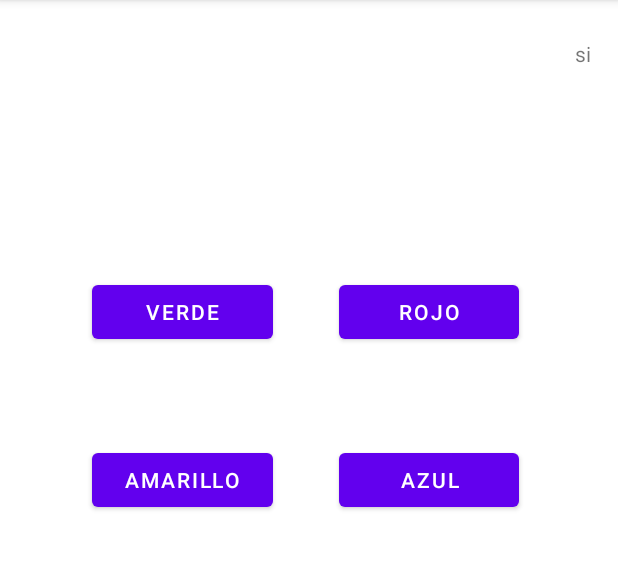
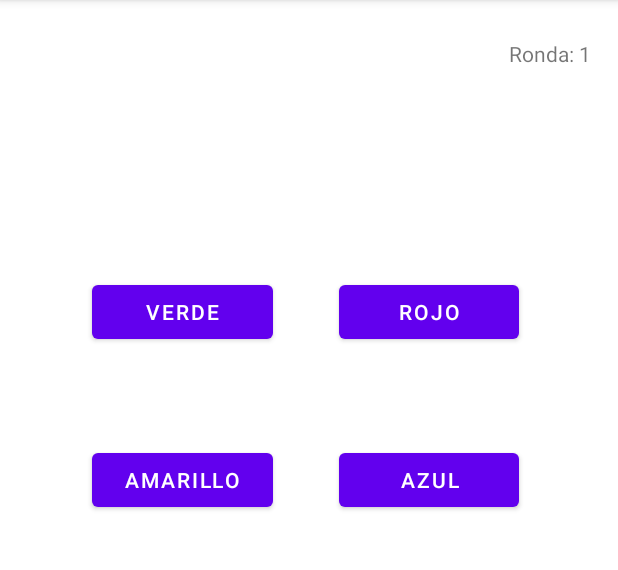
Before and after one commit to bmartinezparedes/SimonDice, an Android app: the screen it shows after launch (MainActivity), after a tap on "JUGAR", on a phone screen of 412 x 824 dp, the part 84-654 px from its top. Run offline under Robolectric (Android 15) with nearby library versions, the phone set to English and light mode, and no system bars.

Commit message:
Mostrar ronda

```diff
--- a/app/src/main/java/Braiskiskos/simondice/MainActivity.kt
+++ b/app/src/main/java/Braiskiskos/simondice/MainActivity.kt
@@ -4,6 +4,7 @@ import androidx.appcompat.app.AppCompatActivity
 import android.os.Bundle
 import android.util.Log
 import android.widget.Button
+import android.widget.TextView
 import com.google.android.material.bottomappbar.BottomAppBar
 
 class MainActivity : AppCompatActivity() {
@@ -16,15 +17,19 @@ class MainActivity : AppCompatActivity() {
         empezarPartida.setOnClickListener {
             //Aqui iria lo que ejecutaria darle empezar a partida
             Log.i("Estado","Boton Jugar pulsado")
-            mostrarRoonda()
+            var contador=1
+            mostrarRoonda(contador)
             ejecutarSecuencia()
         }
 
 
     }
 
-    private fun mostrarRoonda(){
+    private fun mostrarRoonda(contador:Int){
         Log.i("Estado","Mostrar Numero de Rondas")
+        val t:TextView=findViewById(R.id.numeroRonda)
+        t.setText("Ronda: "+contador.toString())
+
     }
     private fun ejecutarSecuencia(){
         Log.i("Estado","Se ejecuta el juego")
--- a/app/src/main/res/layout/activity_main.xml
+++ b/app/src/main/res/layout/activity_main.xml
@@ -66,7 +66,9 @@
         android:layout_height="wrap_content"
         android:layout_marginTop="26dp"
         android:layout_marginEnd="18dp"
-        android:text="si"
+        android:capitalize="none"
+        android:cursorVisible="false"
+        android:text="Hola"
         app:layout_constraintEnd_toEndOf="parent"
         app:layout_constraintTop_toTopOf="parent" />
 
```
